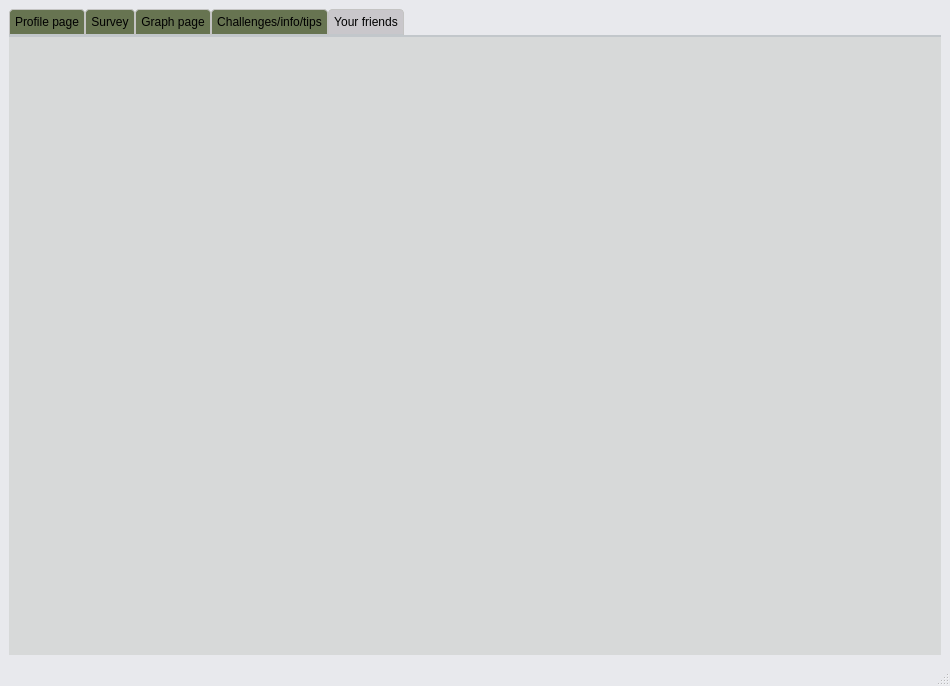
cgneo/CarbonTracker, file CO2_Tracker/mainwindow.ui: the form before one commit.
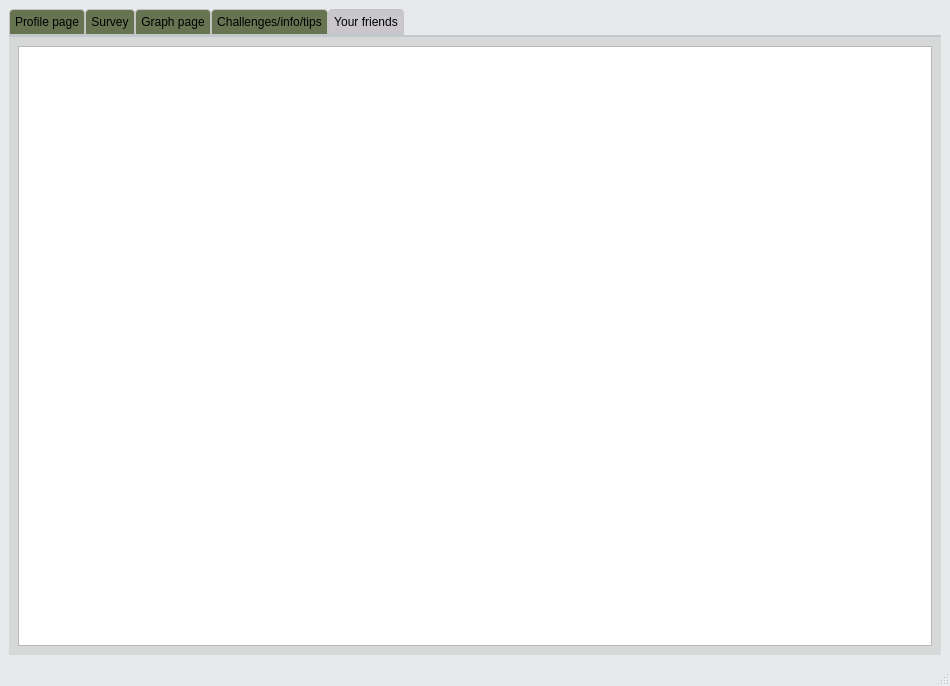
The form after the commit. The open tabs and pages were chosen to show the change. Icons and pictures are not drawn.

```diff
--- a/CO2_Tracker/mainwindow.ui
+++ b/CO2_Tracker/mainwindow.ui
@@ -2669,7 +2669,11 @@
        <attribute name="title">
         <string>Your friends</string>
        </attribute>
-       <layout class="QHBoxLayout" name="horizontalLayout_2"/>
+       <layout class="QHBoxLayout" name="horizontalLayout_2">
+        <item>
+         <widget class="QListView" name="listView"/>
+        </item>
+       </layout>
       </widget>
      </widget>
     </item>
```
Left out of the diff: 4 changed lines with no effect on the pictures.
